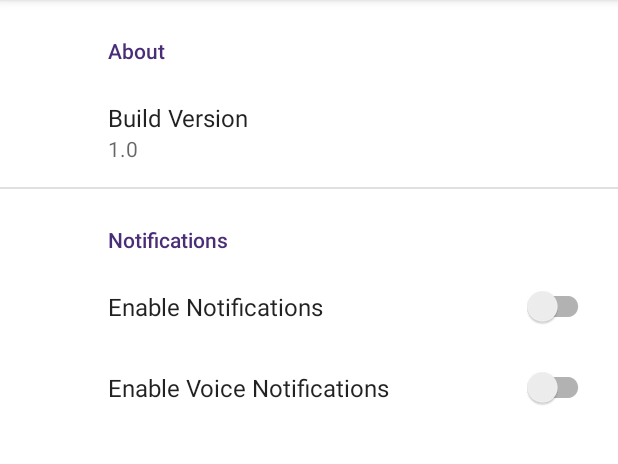
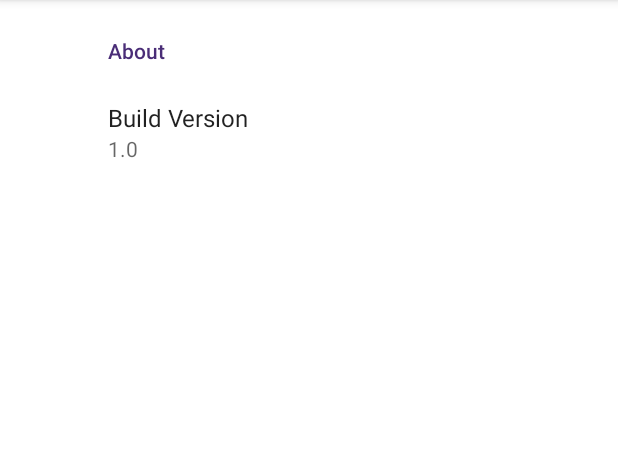
Before and after one commit to ewillia1/Elderberry, an Android app: the MySettingsFragment screen opened directly, with no data from a screen before it, on a phone screen of 412 x 824 dp, the part 84-548 px from its top. Run offline under Robolectric (Android 15) with nearby library versions, the phone set to English and light mode, and no system bars; our stand-ins replace androidx.preference; Roboto replaces fonts that are not available here.

Commit message:
Removed notification stuff from Settings screen

```diff
--- a/app/src/main/res/xml/preferences.xml
+++ b/app/src/main/res/xml/preferences.xml
@@ -9,15 +9,4 @@
             app:summary="1.0" />
     </PreferenceCategory>
 
-    <PreferenceCategory
-        app:key="@string/notifications_cat"
-        app:title="@string/notifications" >
-        <SwitchPreferenceCompat
-            app:key="@string/notifications"
-            app:title="@string/enable_notifications" />
-        <SwitchPreferenceCompat
-            app:key="@string/voice_notifications"
-            app:title="@string/enable_voice_notifications" />
-    </PreferenceCategory>
-
 </PreferenceScreen>
```
